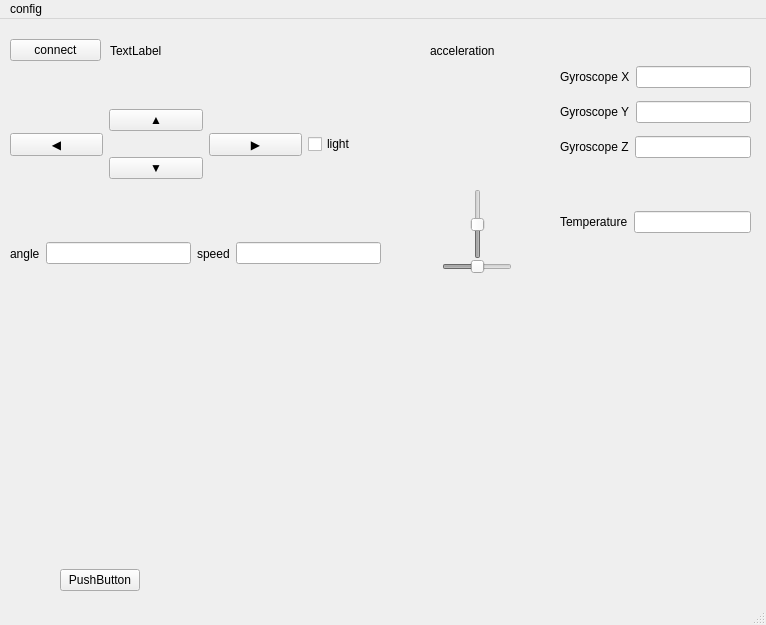
This is Software/Software_HQ/Garfield_Control/Garfield_control.ui in bapoth/Garfield as Qt 5 draws it before an edit. The edited form follows.
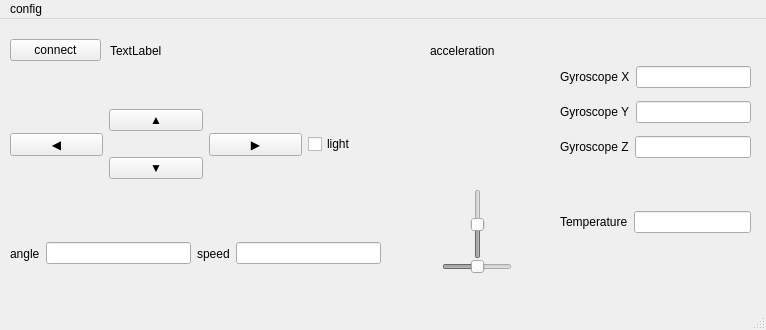
This is the edited form. Icons and pictures are not drawn.

The edit to the form file:
```diff
--- a/Software/Software_HQ/Garfield_Control/Garfield_control.ui
+++ b/Software/Software_HQ/Garfield_Control/Garfield_control.ui
@@ -7,7 +7,7 @@
     <x>0</x>
     <y>0</y>
     <width>766</width>
-    <height>625</height>
+    <height>330</height>
    </rect>
   </property>
   <property name="windowTitle">
@@ -332,57 +332,6 @@
      <enum>Qt::Horizontal</enum>
     </property>
    </widget>
-   <widget class="QLabel" name="label">
-    <property name="geometry">
-     <rect>
-      <x>340</x>
-      <y>280</y>
-      <width>401</width>
-      <height>301</height>
-     </rect>
-    </property>
-    <property name="text">
-     <string/>
-    </property>
-    <property name="pixmap">
-     <pixmap>../../../../../Dokumente/BreezySLAM-master/examples/exp2.pgm</pixmap>
-    </property>
-    <property name="scaledContents">
-     <bool>true</bool>
-    </property>
-   </widget>
-   <widget class="QPushButton" name="pushButton">
-    <property name="geometry">
-     <rect>
-      <x>60</x>
-      <y>550</y>
-      <width>80</width>
-      <height>22</height>
-     </rect>
-    </property>
-    <property name="text">
-     <string>PushButton</string>
-    </property>
-   </widget>
-   <widget class="QLabel" name="label_2">
-    <property name="geometry">
-     <rect>
-      <x>390</x>
-      <y>390</y>
-      <width>61</width>
-      <height>41</height>
-     </rect>
-    </property>
-    <property name="text">
-     <string/>
-    </property>
-    <property name="pixmap">
-     <pixmap>../../../../../Downloads/auto.png</pixmap>
-    </property>
-    <property name="scaledContents">
-     <bool>true</bool>
-    </property>
-   </widget>
   </widget>
   <widget class="QMenuBar" name="menubar">
    <property name="geometry">
```
